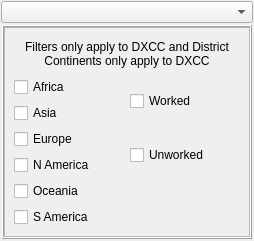
Above: mqt/MqtLogger/StackedInfoFrame.ui from zsteva/backup-minos2 before the change. Below: the same form after it.
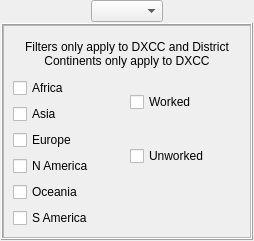
That is the form after the change. The open tabs and pages were chosen to show the change. Custom widgets are drawn as their Qt base class.

Commit message: Prettify the stack combo

```diff
--- a/mqt/MqtLogger/StackedInfoFrame.ui
+++ b/mqt/MqtLogger/StackedInfoFrame.ui
@@ -27,22 +27,59 @@
   </property>
   <layout class="QVBoxLayout" name="verticalLayout_12">
    <property name="spacing">
-    <number>1</number>
+    <number>0</number>
    </property>
    <property name="leftMargin">
-    <number>1</number>
+    <number>0</number>
    </property>
    <property name="topMargin">
-    <number>1</number>
+    <number>0</number>
    </property>
    <property name="rightMargin">
-    <number>1</number>
+    <number>0</number>
    </property>
    <property name="bottomMargin">
-    <number>1</number>
+    <number>0</number>
    </property>
    <item>
-    <widget class="QComboBox" name="infoCombo"/>
+    <layout class="QHBoxLayout" name="horizontalLayout_3">
+     <item>
+      <spacer name="horizontalSpacer_2">
+       <property name="orientation">
+        <enum>Qt::Horizontal</enum>
+       </property>
+       <property name="sizeHint" stdset="0">
+        <size>
+         <width>40</width>
+         <height>20</height>
+        </size>
+       </property>
+      </spacer>
+     </item>
+     <item>
+      <widget class="QComboBox" name="infoCombo">
+       <property name="focusPolicy">
+        <enum>Qt::NoFocus</enum>
+       </property>
+       <property name="sizeAdjustPolicy">
+        <enum>QComboBox::AdjustToContents</enum>
+       </property>
+      </widget>
+     </item>
+     <item>
+      <spacer name="horizontalSpacer">
+       <property name="orientation">
+        <enum>Qt::Horizontal</enum>
+       </property>
+       <property name="sizeHint" stdset="0">
+        <size>
+         <width>40</width>
+         <height>20</height>
+        </size>
+       </property>
+      </spacer>
+     </item>
+    </layout>
    </item>
    <item>
     <widget class="QFrame" name="MultDisp">
@@ -268,8 +305,8 @@
                  <rect>
                   <x>0</x>
                   <y>0</y>
-                  <width>244</width>
-                  <height>208</height>
+                  <width>179</width>
+                  <height>220</height>
                  </rect>
                 </property>
                 <layout class="QVBoxLayout" name="verticalLayout">
```
Left out of the diff: 3 changed lines with no effect on the pictures.
